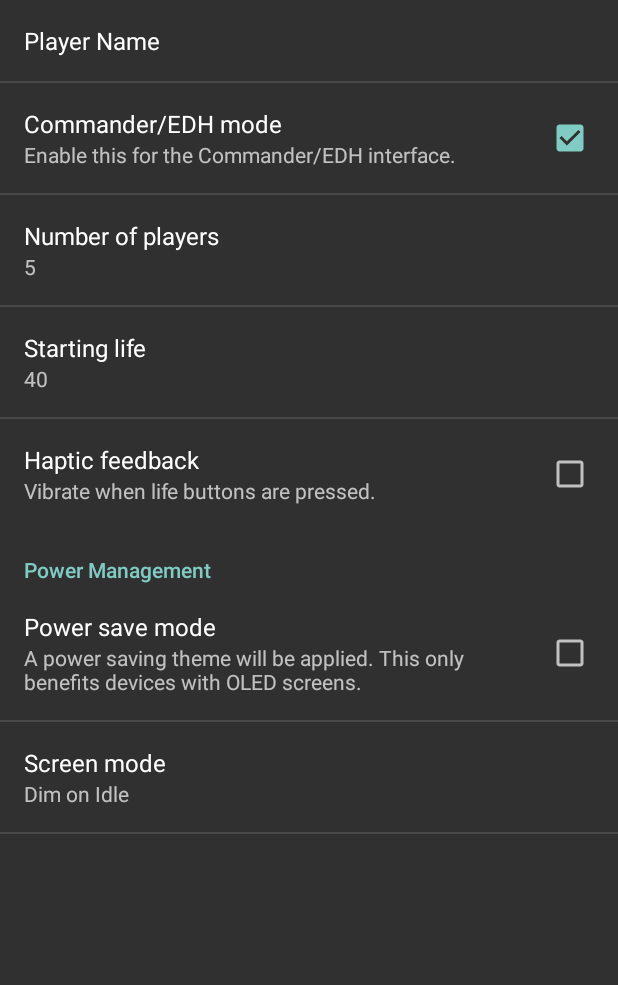
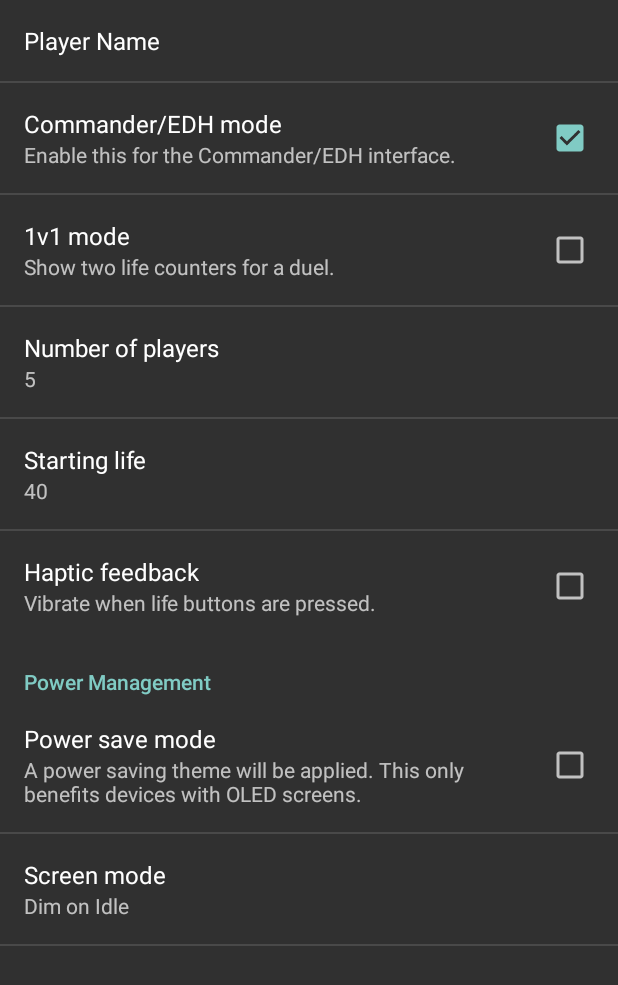
Before and after one commit to JCCR/40Life, an Android app: the SettingsActivity screen opened directly, with no data from a screen before it, on a phone screen of 412 x 824 dp. Shown: the top 985 px of the screen. Run offline under Robolectric (Android 15) with nearby library versions, the phone set to English and light mode, and no system bars.

Commit message:
Add preference for 1v1 mode.

```diff
--- a/40Life/src/main/java/net/cubitum/fortylife/SettingsActivity.java
+++ b/40Life/src/main/java/net/cubitum/fortylife/SettingsActivity.java
@@ -9,6 +9,7 @@ import android.net.Uri;
 import android.os.Build;
 import android.os.Bundle;
 import android.preference.CheckBoxPreference;
+import android.preference.EditTextPreference;
 import android.preference.ListPreference;
 import android.preference.Preference;
 import android.preference.PreferenceActivity;
@@ -47,14 +48,14 @@ public class SettingsActivity extends PreferenceActivity {
 
         setupSimplePreferencesScreen();
         bindCommanderToLifePreference();
+        bindDuelModePreference();
     }
 
     private void bindCommanderToLifePreference() {
 
+        CheckBoxPreference commanderMode = (CheckBoxPreference) findPreference("commander_mode");
 
-        CheckBoxPreference commander_mode = (CheckBoxPreference) findPreference("commander_mode");
-
-        commander_mode.setOnPreferenceChangeListener(new Preference.OnPreferenceChangeListener() {
+        commanderMode.setOnPreferenceChangeListener(new Preference.OnPreferenceChangeListener() {
             @Override
             public boolean onPreferenceChange(Preference preference, Object newValue) {
                 ListPreference life_total = (ListPreference) findPreference("life_total");
@@ -68,6 +69,31 @@ public class SettingsActivity extends PreferenceActivity {
                 return true;
             }
         });
+    }
+
+    private void bindDuelModePreference() {
+
+        CheckBoxPreference duelMode = (CheckBoxPreference) findPreference("duel_mode");
+        updateDuelModePreference(duelMode.isChecked());
+
+        duelMode.setOnPreferenceChangeListener(new Preference.OnPreferenceChangeListener() {
+            @Override
+            public boolean onPreferenceChange(Preference preference, Object newValue) {
+                updateDuelModePreference((Boolean)newValue);
+                return true;
+            }
+        });
+    }
+
+    private void updateDuelModePreference(Boolean value){
+        EditTextPreference playerCount = (EditTextPreference) findPreference("player_count");
+        if (value) {
+            playerCount.setEnabled(false);
+            playerCount.setSummary("2");
+        } else {
+            playerCount.setEnabled(true);
+            playerCount.setSummary(playerCount.getText());
+        }
     }
 
     /**
--- a/40Life/src/main/res/values/strings_activity_settings.xml
+++ b/40Life/src/main/res/values/strings_activity_settings.xml
@@ -12,6 +12,9 @@
 
     <string name="pref_commander">Commander/EDH mode</string>
     <string name="pref_description_commander">Enable this for the Commander/EDH interface.</string>
+
+    <string name="pref_duel">1v1 mode</string>
+    <string name="pref_description_duel">Show two life counters for a duel.</string>
 
     <string name="pref_title_life_total">Starting life</string>
     <string name="pref_default_life_total">20</string>
--- a/40Life/src/main/res/xml/pref_general.xml
+++ b/40Life/src/main/res/xml/pref_general.xml
@@ -16,6 +16,13 @@
         android:title="@string/pref_commander"
         android:summary="@string/pref_description_commander"
         android:defaultValue="true" />
+
+
+    <CheckBoxPreference
+        android:key="duel_mode"
+        android:title="@string/pref_duel"
+        android:summary="@string/pref_description_duel"
+        android:defaultValue="false" />
 
     <!-- NOTE: EditTextPreference accepts EditText attributes. -->
     <!-- NOTE: EditTextPreference's summary should be set to its value by the activity code. -->
```
